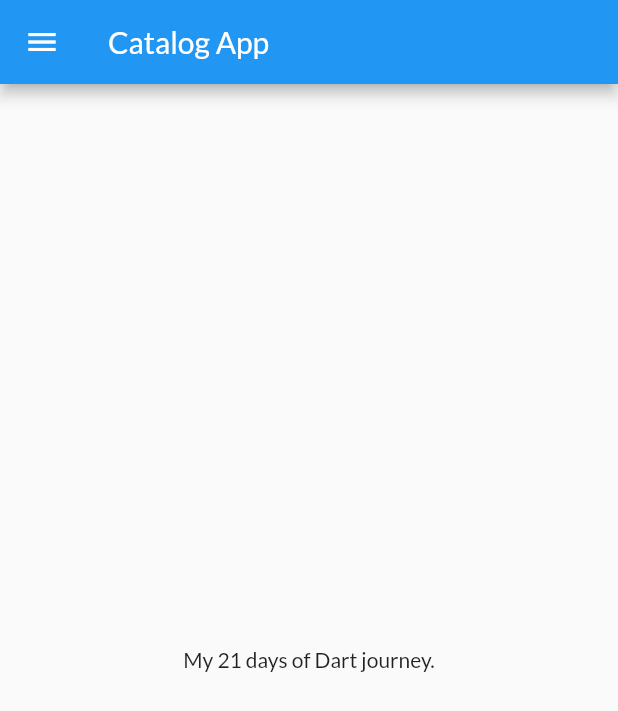
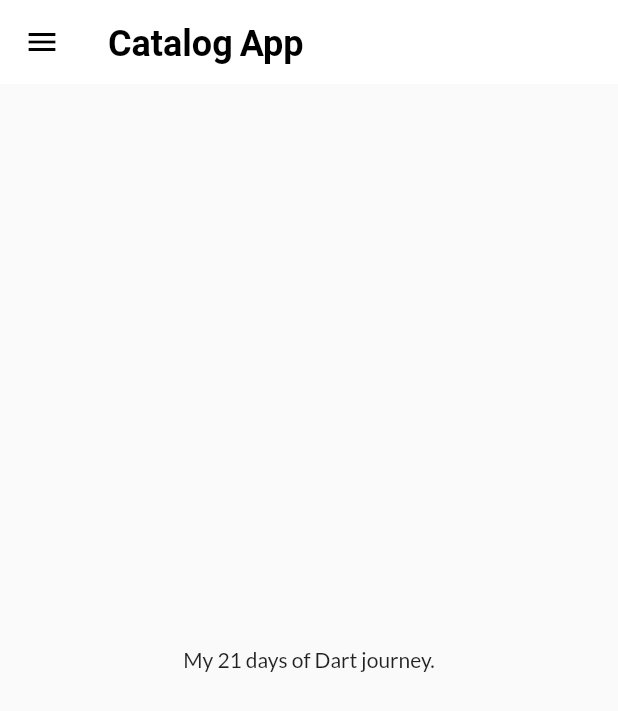
Before and after one commit to SHUBH130/21DaysOfFlutter, a Flutter app: the screen it shows after launch, on a phone screen of 412 x 824 dp. Shown: the top 711 px of the screen. Run offline on Flutter 3.47's test engine with Material 2 defaults, Android fonts, the phone set to English and light mode, and no system bars; our stand-ins replace google_fonts.

Commit message:
themes extracted

```diff
--- a/lib/main.dart
+++ b/lib/main.dart
@@ -2,7 +2,7 @@ import 'package:flutter/material.dart';
 import 'package:flutter_application_1/pages/home_page.dart';
 import 'package:flutter_application_1/pages/login_page.dart';
 import 'package:flutter_application_1/utils/routes.dart';
-import 'package:google_fonts/google_fonts.dart';
+import 'package:flutter_application_1/widgets/themes.dart';
 
 void main() {
   runApp(MyApp());
@@ -13,20 +13,14 @@ class MyApp extends StatelessWidget {
   Widget build(BuildContext context) {
     return MaterialApp(
         themeMode: ThemeMode.light,
-      theme: ThemeData(
-        primarySwatch: Colors.blue,
-        fontFamily: GoogleFonts.lato().fontFamily,
-      ),
+        theme: MyTheme.lightTheme(context),
+        darkTheme: MyTheme.darkTheme(context),
         debugShowCheckedModeBanner: false,
-      darkTheme: ThemeData(
-        brightness: Brightness.dark,
-      ),
         initialRoute: MyRoutes.homeRoute,
         routes: {
           "/": (context) => LoginPage(),
           MyRoutes.homeRoute: (context) => HomePage(),
-        MyRoutes.loginRoute: (context) => LoginPage()
-      },
-    );
+          MyRoutes.loginRoute: (context) => LoginPage(),
+        });
   }
 }
--- a/lib/widgets/drawer.dart
+++ b/lib/widgets/drawer.dart
@@ -9,7 +9,7 @@ class MyDrawer extends StatelessWidget {
 
     return Drawer(
       child: Container(
-        color: Colors.blue,
+        color: Colors.indigo,
         child: ListView(
           children: [
             DrawerHeader(
--- /dev/null
+++ b/lib/widgets/themes.dart
@@ -0,0 +1,22 @@
+import 'package:flutter/material.dart';
+import 'package:google_fonts/google_fonts.dart';
+
+class MyTheme {
+  static ThemeData lightTheme(BuildContext context) => ThemeData(
+      primarySwatch: Colors.indigo,
+      fontFamily: GoogleFonts.lato().fontFamily,
+      appBarTheme: AppBarTheme(
+        color: Colors.white,
+        elevation: 0.0,
+        iconTheme: IconThemeData(color: Colors.black),
+        titleTextStyle: TextStyle(
+          color: Colors.black,
+          fontWeight: FontWeight.bold,
+          fontSize: 24,
+        ),
+      ));
+
+  static ThemeData darkTheme(BuildContext context) => ThemeData(
+        brightness: Brightness.dark,
+      );
+}
```
Lines whose indentation alone changed are shown as unchanged.
